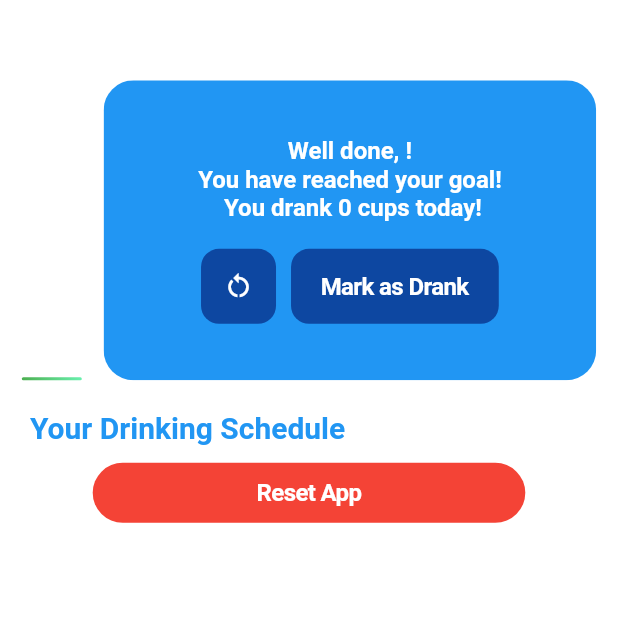
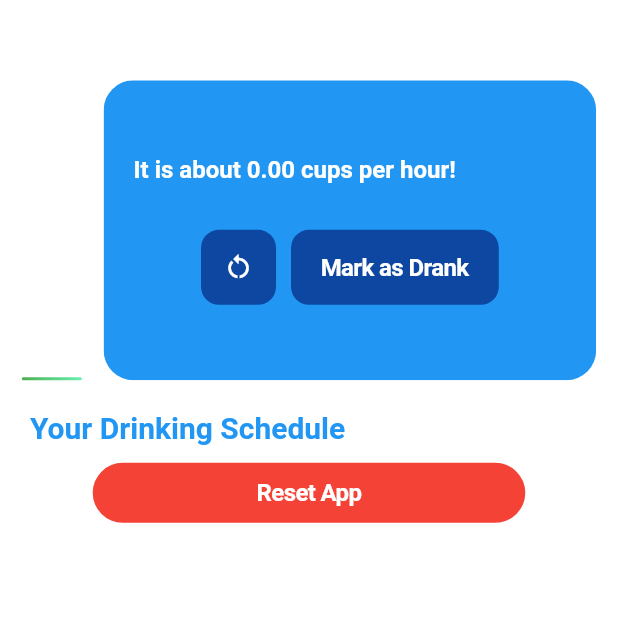
Before and after one commit to andriikuiava/waterapp, a Flutter app: the HomePage screen opened directly, on a phone screen of 412 x 824 dp, the top half of it. Run offline on Flutter 3.47's test engine with Material 3 defaults, Android fonts, the phone set to English and light mode, and no system bars; drawn by our look-alikes of flutter_animation_progress_bar; our stand-ins replace flutter_local_notifications, flutter_native_timezone, shared_preferences, timezone; accounts and stored records are empty.

Commit message:
Code cleanup.

```diff
--- a/lib/AppState.dart
+++ b/lib/AppState.dart
@@ -1,4 +1,5 @@
 import 'dart:convert';
+
 import 'package:flutter/material.dart';
 import 'package:flutter_local_notifications/flutter_local_notifications.dart';
 import 'package:flutter_native_timezone/flutter_native_timezone.dart';
--- a/lib/ColorTheme.dart
+++ b/lib/ColorTheme.dart
@@ -1,5 +1,5 @@
+import 'package:flutter/cupertino.dart';
 import 'package:flutter/material.dart';
-import 'package:flutter/cupertino.dart';
 
 class AppColors {
   static const Color primary = Colors.blue;
--- a/lib/Home.dart
+++ b/lib/Home.dart
@@ -1,13 +1,15 @@
 import 'dart:convert';
+
 import 'package:flutter/cupertino.dart';
 import 'package:flutter/material.dart';
 import 'package:flutter_animation_progress_bar/flutter_animation_progress_bar.dart';
 import 'package:provider/provider.dart';
 import 'package:shared_preferences/shared_preferences.dart';
 import 'package:waterapp/AppState.dart';
+import 'package:waterapp/ColorTheme.dart';
 import 'package:waterapp/WelcomeScreen.dart';
-import 'package:waterapp/BuildDrinkingEntry.dart';
-import 'package:waterapp/ColorTheme.dart';
+import 'package:waterapp/Widgets/BuildDrinkingEntry.dart';
+import 'package:waterapp/Widgets/TextHomeScreenWidget.dart';
 
 class HomePage extends StatelessWidget {
   @override
@@ -54,105 +56,15 @@ class HomePage extends StatelessWidget {
                         (appState.drankCups / appState.recommendedCups) < 1
                             ? Column(
                           children: [
-                            Container(
-                                width: MediaQuery.of(context).size.width *
-                                    0.7,
-                                child: Row(
-                                  children: [
-                                    Text(
-                                      "Welcome, ${appState.userName}!",
-                                      style: TextStyle(
-                                          fontSize: 16,
-                                          color: AppColors.white,
-                                          fontWeight: FontWeight.bold),
-                                      textAlign: TextAlign.center,
-                                    ),
-                                    Spacer(),
-                                  ],
-                                )),
-                            Container(
-                                width: MediaQuery.of(context).size.width *
-                                    0.7,
-                                child: Row(
-                                  children: [
-                                    Text(
-                                      "Drank: ${appState.drankCups} cups",
-                                      style: TextStyle(
-                                          fontSize: 16,
-                                          color: AppColors.white,
-                                          fontWeight: FontWeight.bold),
-                                      textAlign: TextAlign.center,
-                                    ),
-                                    Spacer(),
-                                  ],
-                                )),
-                            Container(
-                                width: MediaQuery.of(context).size.width *
-                                    0.7,
-                                child: Row(
-                                  children: [
-                                    Text(
-                                      "Goal: ${appState.recommendedCups} cups",
-                                      style: TextStyle(
-                                          fontSize: 16,
-                                          color: AppColors.white,
-                                          fontWeight: FontWeight.bold),
-                                      textAlign: TextAlign.center,
-                                    ),
-                                    Spacer(),
-                                  ],
-                                )),
-                            Container(
-                                width: MediaQuery.of(context).size.width *
-                                    0.7,
-                                child: Row(
-                                  children: [
-                                    Text(
-                                      "${appState.recommendedCups - appState.drankCups} cups to go!",
-                                      style: TextStyle(
-                                          fontSize: 16,
-                                          color: AppColors.white,
-                                          fontWeight: FontWeight.bold),
-                                      textAlign: TextAlign.center,
-                                    ),
-                                    Spacer(),
-                                  ],
-                                )),
-                            Container(
-                                width: MediaQuery.of(context).size.width *
-                                    0.7,
-                                child: Row(
-                                  children: [
-                                    Text(
-                                      "It is about ${appState.calculateCupsPerHour().toStringAsFixed(2)} cups per hour!",
-                                      style: TextStyle(
-                                          fontSize: 16,
-                                          color: AppColors.white,
-                                          fontWeight: FontWeight.bold),
-                                      textAlign: TextAlign.center,
-                                    ),
-                                    Spacer(),
-                                  ],
-                                )),
+                            TextHomeScreenWidget(context, "Welcome, ${appState.userName}!"),
+                            TextHomeScreenWidget(context, "Drank: ${appState.drankCups} cups"),
+                            TextHomeScreenWidget(context, "Goal: ${appState.recommendedCups} cups"),
+                            TextHomeScreenWidget(context, "${appState.recommendedCups - appState.drankCups} cups to go!"),
+                            TextHomeScreenWidget(context, "It is about ${appState.calculateCupsPerHour().toStringAsFixed(2)} cups per hour!"),
                             SizedBox(height: 10)
                           ],
                         )
-                            : Container(
-                            width: MediaQuery.of(context).size.width * 0.7,
-                            child: Row(
-                              children: [
-                                Spacer(),
-                                Text(
-                                  "Well done, ${appState.userName}!\nYou have reached your goal!\n You drank ${appState.drankCups} cups today!",
-                                  style: TextStyle(
-                                      fontSize: 16,
-                                      color: AppColors.white,
-                                      fontWeight: FontWeight.bold),
-                                  textAlign: TextAlign.center,
-                                ),
-                                Spacer(),
-                              ],
-                            )),
+                            : TextHomeScreenWidget(context, "It is about ${appState.calculateCupsPerHour().toStringAsFixed(2)} cups per hour!"),
                         Row(
                           children: [
                             Container(
@@ -179,7 +91,8 @@ class HomePage extends StatelessWidget {
                                   style: TextStyle(
                                       fontSize: 16,
                                       color: AppColors.white,
-                                      fontWeight: FontWeight.bold),
+                                      fontWeight: FontWeight.bold
+                                  ),
                                 ),
                                 onPressed: appState.drinkCup,
                               ),
--- a/lib/SetUpNotifications.dart
+++ b/lib/SetUpNotifications.dart
@@ -3,8 +3,8 @@ import 'package:flutter/material.dart';
 import 'package:provider/provider.dart';
 import 'package:shared_preferences/shared_preferences.dart';
 import 'package:waterapp/AppState.dart';
+import 'package:waterapp/ColorTheme.dart';
 import 'package:waterapp/Home.dart';
-import 'package:waterapp/ColorTheme.dart';
 
 class SetUpNotifications extends StatefulWidget {
   final int recommendedMl;
--- a/lib/WelcomeScreen.dart
+++ b/lib/WelcomeScreen.dart
@@ -1,8 +1,8 @@
 import 'package:flutter/cupertino.dart';
 import 'package:flutter/material.dart';
 import 'package:shared_preferences/shared_preferences.dart';
+import 'package:waterapp/ColorTheme.dart';
 import 'package:waterapp/WeightAndHeightScreen.dart';
-import 'package:waterapp/ColorTheme.dart';
 
 class WelcomeScreen extends StatefulWidget {
   @override
--- /dev/null
+++ b/lib/Widgets/TextHomeScreenWidget.dart
@@ -0,0 +1,22 @@
+import 'package:flutter/cupertino.dart';
+import 'package:flutter/material.dart';
+import 'package:waterapp/ColorTheme.dart';
+
+Widget TextHomeScreenWidget(BuildContext context, String text) {
+  return Container(
+      width: MediaQuery.of(context).size.width * 0.7,
+      child: Row(
+        children: [
+          Text(
+            text,
+            style: TextStyle(
+                fontSize: 16,
+                color: AppColors.white,
+                fontWeight: FontWeight.bold),
+            textAlign: TextAlign.center,
+          ),
+          Spacer(),
+        ],
+      )
+  );
+}
--- a/lib/main.dart
+++ b/lib/main.dart
@@ -1,11 +1,10 @@
 import 'package:flutter/cupertino.dart';
-import 'package:flutter/material.dart';
 import 'package:provider/provider.dart';
 import 'package:shared_preferences/shared_preferences.dart';
 import 'package:waterapp/AppState.dart';
+import 'package:waterapp/ColorTheme.dart';
 import 'package:waterapp/Home.dart';
 import 'package:waterapp/WelcomeScreen.dart';
-import 'package:waterapp/ColorTheme.dart';
 
 void main() async {
   WidgetsFlutterBinding.ensureInitialized();
```
Also changed, not shown: lib/WeightAndHeightScreen.dart (+4 -10 lines), lib/Widgets/BuildDrinkingEntry.dart (renamed from lib/BuildDrinkingEntry.dart), 1 other file.
